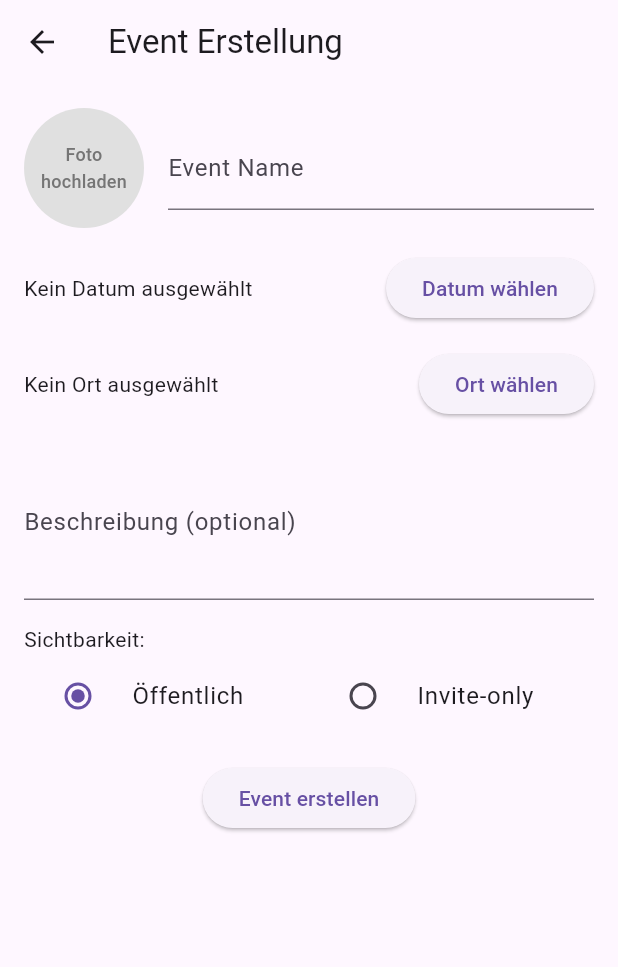
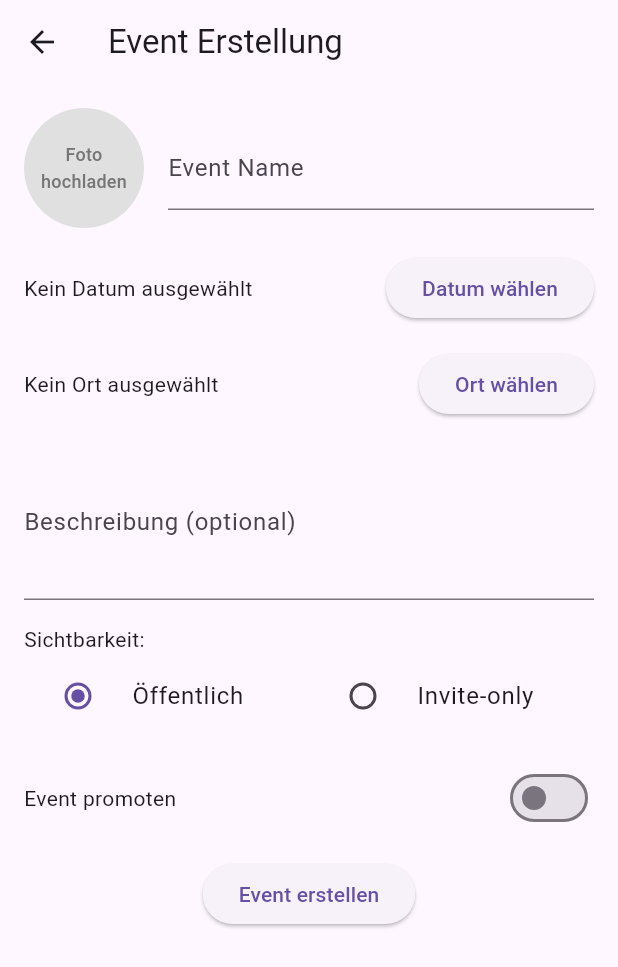
Before and after one commit to FabianRolfMatthiasNoll/EventRadar, a Flutter app: the EventCreationScreen screen opened by its route, on a phone screen of 412 x 824 dp. Shown: the top 967 px of the screen. Run offline on Flutter 3.47's test engine with Material 3 defaults, Android fonts, the phone set to English and light mode, and no system bars; our stand-ins replace cloud_firestore, firebase_core, firebase_storage, flutter_dotenv, geolocator, google_maps_flutter and 2 more; missing offline and left inert: firebase_app_check; accounts and stored records are empty.

Commit message:
feat: add rudimentary monetary example of promoted events

```diff
--- a/event_radar/lib/core/models/event.dart
+++ b/event_radar/lib/core/models/event.dart
@@ -6,10 +6,10 @@ class Event {
   final GeoPoint location;
   final String visibility;
   final String? description;
-  final String image; // URL oder Fallback (z. B. Initialen)
+  final String image;
   final String creatorId;
+  final bool promoted;
 
-  // TODO: Create unique id or fetch somehow firebase id.
   Event({
     required this.title,
     required this.date,
@@ -18,6 +18,7 @@ class Event {
     this.description,
     required this.image,
     required this.creatorId,
+    required this.promoted,
   });
 
   Map<String, dynamic> toMap() {
@@ -30,6 +31,7 @@ class Event {
       'image': image,
       'createdAt': DateTime.now(),
       'creatorId': creatorId,
+      'promoted': promoted,
     };
   }
 }
--- a/event_radar/lib/core/services/event_service.dart
+++ b/event_radar/lib/core/services/event_service.dart
@@ -34,6 +34,7 @@ class EventService {
       'image': imageUrl,
       'createdAt': DateTime.now(),
       'creatorId': event.creatorId,
+      'promoted': event.promoted,
     });
 
     // Standard-Chat-Kanal als Subcollection anlegen
@@ -65,6 +66,7 @@ class EventService {
         description: data['description'],
         image: data['image'] ?? '',
         creatorId: data['creatorId'] ?? '',
+        promoted: data['promoted'] ?? false,
       );
     }).toList();
     return events;
--- a/event_radar/lib/views/event_creation_screen.dart
+++ b/event_radar/lib/views/event_creation_screen.dart
@@ -1,8 +1,8 @@
 import 'package:flutter/material.dart';
 import 'package:provider/provider.dart';
 import '../core/viewmodels/event_creation_viewmodel.dart';
+import '../widgets/static_map_snippet.dart';
 import 'map_picker_screen.dart';
-import '../widgets/static_map_snippet.dart';
 
 class EventCreationScreen extends StatefulWidget {
   const EventCreationScreen({Key? key}) : super(key: key);
@@ -70,7 +70,7 @@ class _EventCreationScreenState extends State<EventCreationScreen> {
           key: _formKey,
           child: Column(
             children: [
-              // Row: Circle (image) on the left, Event Name field on the right.
+              // Row: Circle for image selection and Event Name field.
               Row(
                 children: [
                   GestureDetector(
@@ -82,11 +82,13 @@ class _EventCreationScreenState extends State<EventCreationScreen> {
                       backgroundColor: Colors.grey[300],
                       backgroundImage: viewModel.imageFile != null
                           ? FileImage(viewModel.imageFile!)
-                          : (viewModel.imageUrl != null && viewModel.imageUrl!.startsWith('http'))
-                          ? NetworkImage(viewModel.imageUrl!) as ImageProvider
+                          : (viewModel.imageUrl != null &&
+                          viewModel.imageUrl!.startsWith('http'))
+                          ? NetworkImage(viewModel.imageUrl!)
                           : null,
                       child: viewModel.imageFile == null &&
-                          (viewModel.imageUrl == null || !viewModel.imageUrl!.startsWith('http'))
+                          (viewModel.imageUrl == null ||
+                              !viewModel.imageUrl!.startsWith('http'))
                           ? Text(
                         "Foto\nhochladen",
                         textAlign: TextAlign.center,
@@ -116,7 +118,7 @@ class _EventCreationScreenState extends State<EventCreationScreen> {
                 ],
               ),
               const SizedBox(height: 16.0),
-              // Date & Time picker
+              // Date & Time picker row.
               Row(
                 children: [
                   Expanded(
@@ -131,7 +133,7 @@ class _EventCreationScreenState extends State<EventCreationScreen> {
                 ],
               ),
               const SizedBox(height: 16.0),
-              // Map Picker for location
+              // Map picker row.
               Row(
                 children: [
                   Expanded(
@@ -166,7 +168,7 @@ class _EventCreationScreenState extends State<EventCreationScreen> {
                 onChanged: (value) => viewModel.description = value,
               ),
               const SizedBox(height: 16.0),
-              // Visibility radio buttons
+              // Visibility selection using radio buttons.
               const Align(
                 alignment: Alignment.centerLeft,
                 child: Text('Sichtbarkeit:'),
@@ -198,7 +200,22 @@ class _EventCreationScreenState extends State<EventCreationScreen> {
                 ],
               ),
               const SizedBox(height: 16.0),
-              // Create Event button
+              // Promotion switch (visible if the user is paid, here always visible for demo)
+              Row(
+                mainAxisAlignment: MainAxisAlignment.spaceBetween,
+                children: [
+                  const Text('Event promoten'),
+                  Switch(
+                    value: viewModel.promoted,
+                    onChanged: (bool newValue) {
+                      viewModel.promoted = newValue;
+                      setState(() {});
+                    },
+                  ),
+                ],
+              ),
+              const SizedBox(height: 16.0),
+              // Create event button.
               ElevatedButton(
                 onPressed: () async {
                   if (_formKey.currentState!.validate()) {
```
Also changed, not shown: event_radar/lib/core/viewmodels/event_creation_viewmodel.dart (+5 -4 lines), event_radar/lib/views/event_map_screen.dart (+7 -1 lines).
